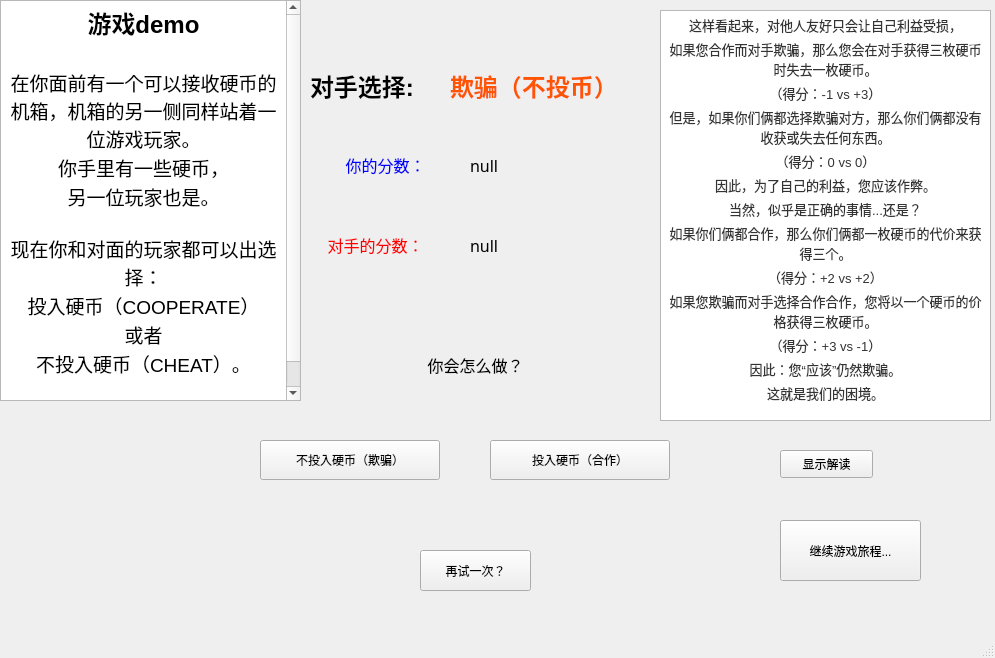
Old version of the form onegame.ui in the repository mqqqqj/C-Course-Design.
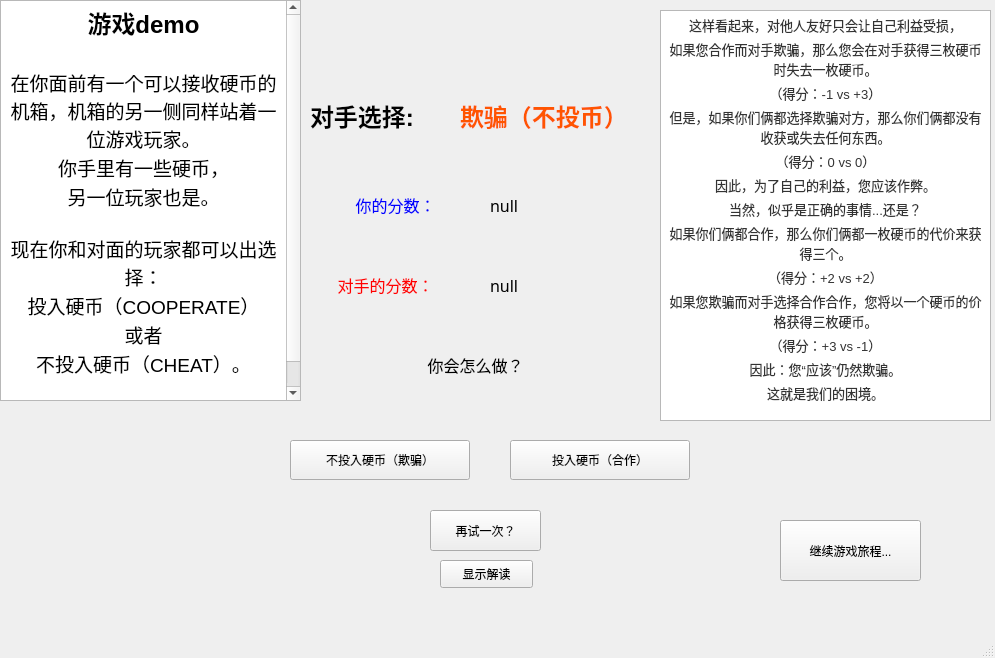
New version of the form.

What changed in the file:
```diff
--- a/onegame.ui
+++ b/onegame.ui
@@ -58,7 +58,7 @@
    <widget class="QPushButton" name="pushButton">
     <property name="geometry">
      <rect>
-      <x>260</x>
+      <x>290</x>
       <y>440</y>
       <width>180</width>
       <height>40</height>
@@ -71,7 +71,7 @@
    <widget class="QPushButton" name="pushButton_2">
     <property name="geometry">
      <rect>
-      <x>490</x>
+      <x>510</x>
       <y>440</y>
       <width>180</width>
       <height>40</height>
@@ -84,8 +84,8 @@
    <widget class="QLabel" name="myscore">
     <property name="geometry">
      <rect>
-      <x>470</x>
-      <y>140</y>
+      <x>490</x>
+      <y>180</y>
       <width>81</width>
       <height>51</height>
      </rect>
@@ -106,8 +106,8 @@
    <widget class="QLabel" name="opscore">
     <property name="geometry">
      <rect>
-      <x>470</x>
-      <y>220</y>
+      <x>490</x>
+      <y>260</y>
       <width>81</width>
       <height>51</height>
      </rect>
@@ -125,8 +125,8 @@
    <widget class="QLabel" name="label_4">
     <property name="geometry">
      <rect>
-      <x>330</x>
-      <y>140</y>
+      <x>340</x>
+      <y>180</y>
       <width>111</width>
       <height>51</height>
      </rect>
@@ -138,8 +138,8 @@
    <widget class="QLabel" name="label_5">
     <property name="geometry">
      <rect>
-      <x>320</x>
-      <y>220</y>
+      <x>330</x>
+      <y>260</y>
       <width>111</width>
       <height>51</height>
      </rect>
@@ -151,8 +151,8 @@
    <widget class="QLabel" name="label_2">
     <property name="geometry">
      <rect>
-      <x>450</x>
-      <y>50</y>
+      <x>460</x>
+      <y>80</y>
       <width>271</width>
       <height>71</height>
      </rect>
@@ -177,8 +177,8 @@
    <widget class="QPushButton" name="retry">
     <property name="geometry">
      <rect>
-      <x>420</x>
-      <y>550</y>
+      <x>430</x>
+      <y>510</y>
       <width>111</width>
       <height>41</height>
      </rect>
@@ -191,7 +191,7 @@
     <property name="geometry">
      <rect>
       <x>310</x>
-      <y>50</y>
+      <y>80</y>
       <width>141</width>
       <height>71</height>
      </rect>
@@ -232,8 +232,8 @@
    <widget class="QPushButton" name="notice">
     <property name="geometry">
      <rect>
-      <x>780</x>
-      <y>450</y>
+      <x>440</x>
+      <y>560</y>
       <width>93</width>
       <height>28</height>
      </rect>
```
